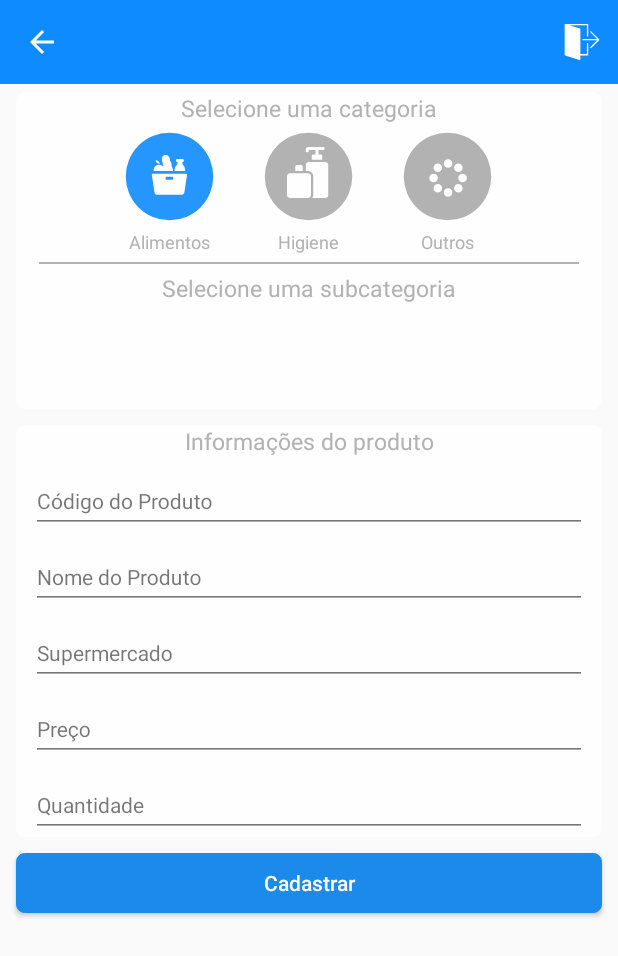
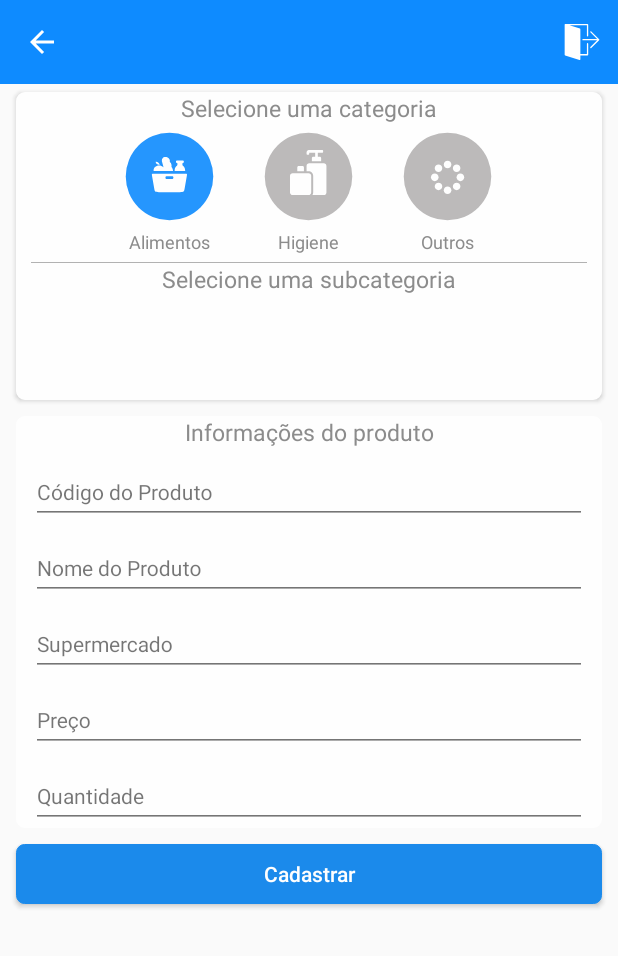
Before and after one commit to michellymenezes/pechincha, an Android app: the screen it shows after launch (MainActivity), after a tap on an icon or button, on a phone screen of 412 x 824 dp. Shown: the top 956 px of the screen. Run offline under Robolectric (Android 15) with nearby library versions, the phone set to English and light mode, and no system bars; libraries missing offline, so code that uses them is left out: com.facebook, com.facebook.login, com.xiaofeng.flowlayoutmanager; 1 statement that could not run was skipped; 1 other tap on this screen came first.

Commit message:
Ajustes de interface

```diff
--- a/app/src/main/res/drawable/ic_circle.xml
+++ b/app/src/main/res/drawable/ic_circle.xml
@@ -4,6 +4,7 @@
         android:viewportWidth="24.0"
         android:viewportHeight="24.0">
     <path
-        android:fillColor="@android:color/darker_gray"
-        android:pathData="M12,12m-10,0a10,10 0,1 1,20 0a10,10 0,1 1,-20 0"/>
+        android:fillColor="#b5b3b3"
+        android:pathData="M12,12m-10,0a10,10 0,1 1,20 0a10,10 0,1 1,-20 0"
+        />
 </vector>
--- a/app/src/main/res/drawable/ic_grocery.xml
+++ b/app/src/main/res/drawable/ic_grocery.xml
@@ -1,4 +1,4 @@
-<vector android:height="40dp" android:viewportHeight="100.5"
+<vector android:height="35dp" android:viewportHeight="100.5"
     android:viewportWidth="100.5" android:width="35dp" xmlns:android="http://schemas.android.com/apk/res/android">
     <path android:fillColor="@android:color/white"
         android:pathData="M30.3,80l39.65,0c7.7,0 7.85,0 9.35,-8.75l3.95,-23c0.5,-2.8 0.2,-3.25 -2.65,-3.25l-60.95,0c-2.85,0 -3.15,0.45 -2.65,3.25l3.95,23c1.5,8.75 1.65,8.75 9.35,8.75ZM20.15,40l20.7,0c0.55,-6.15 -4.1,-10.45 -10.3,-10.45c-6.25,0 -10.95,4.3 -10.4,10.45ZM45.1,55c-1.5,0 -2.55,-1.05 -2.55,-2.5c0,-1.45 1.1,-2.5 2.55,-2.5l10,0c1.45,0 2.6,1.05 2.55,2.5c-0.05,1.45 -1.1,2.5 -2.55,2.5ZM31.5,28.2c0.05,-3.3 -3.8,-6.2 -7.55,-5.8c0.1,3.55 3.5,5.95 7.55,5.8ZM40.8,40l16.2,0c-0.3,-3.05 -1.2,-6.1 -3,-7.65c0.6,-2.7 0.25,-7.45 -3.15,-9.65c1.2,-6.2 -4.1,-9.5 -8.2,-9.5c-5.15,0 -8.05,3.75 -6.3,10.25ZM60,40l20,0c0,-10.55 -5.3,-7.85 -5.3,-12.9l0,-2.1l-9.4,0l0,2.1c0,5.05 -5.3,2.35 -5.3,12.9ZM65,25l10,0c1.45,0 2.5,-1.05 2.55,-2.5c0.05,-1.45 -1.1,-2.5 -2.55,-2.5l-10,0c-1.45,0 -2.55,1.05 -2.55,2.5c0,1.45 1.05,2.5 2.55,2.5ZM65,25"
--- a/app/src/main/res/drawable/ic_hygiene.xml
+++ b/app/src/main/res/drawable/ic_hygiene.xml
@@ -1,4 +1,4 @@
-<vector android:height="40dp" android:viewportHeight="80.0"
-    android:viewportWidth="80.0" android:width="40dp" xmlns:android="http://schemas.android.com/apk/res/android">
+<vector android:height="35dp" android:viewportHeight="80.0"
+    android:viewportWidth="80.0" android:width="35dp" xmlns:android="http://schemas.android.com/apk/res/android">
     <path android:fillColor="@android:color/white" android:pathData="M33.74,68L33.74,68C34.54,66.87 35,65.49 35,64L35,39C35,35.13 31.88,32 28.01,32L25,32L25,24.01C25,21.8 26.79,20 29,20L51,20C53.21,20 55,21.8 55,24.01L55,63.99C55,66.2 53.21,68 51,68L33.74,68ZM0,39C0,36.8 1.79,35 3.99,35L28.01,35C30.22,35 32,36.79 32,39L32,64C32,66.2 30.21,68 28.01,68L3.99,68C1.78,68 0,66.21 0,64L0,39ZM42,10L45,10C46.1,10 47,10.9 47,12L47,17L33,17L33,12C33,10.9 33.9,10 35,10L38,10L38,4L29,4L29,6C29,6.56 28.55,7 27.99,7L26.01,7C25.44,7 25,6.56 25,6.01L25,3.5C25,1.56 26.56,0 28.49,0L48.99,0C49.55,0 50,0.45 50,1.01L50,2.99C50,3.56 49.55,4 49,4L42,4L42,10ZM11,32L11,26C11,24.9 11.9,24 13,24L19,24C20.1,24 21,24.9 21,26L21,32L11,32Z"/>
 </vector>
--- a/app/src/main/res/drawable/ic_other.xml
+++ b/app/src/main/res/drawable/ic_other.xml
@@ -1,5 +1,5 @@
-<vector android:height="40dp" android:viewportHeight="100.0"
-    android:viewportWidth="100.0" android:width="40dp" xmlns:android="http://schemas.android.com/apk/res/android">
+<vector android:height="35dp" android:viewportHeight="100.0"
+    android:viewportWidth="100.0" android:width="35dp" xmlns:android="http://schemas.android.com/apk/res/android">
     <path android:fillColor="@android:color/white" android:pathData="M57.28,27.44c0,3.95 -3.19,7.16 -7.15,7.16c-3.95,0 -7.14,-3.2 -7.14,-7.16c0,-3.94 3.19,-7.14 7.14,-7.14C54.09,20.31 57.28,23.5 57.28,27.44z"/>
     <path android:fillColor="@android:color/white" android:pathData="M57.28,75.83c0,3.94 -3.19,7.14 -7.15,7.14c-3.95,0 -7.14,-3.2 -7.14,-7.14c0,-3.95 3.19,-7.15 7.14,-7.15C54.09,68.68 57.28,71.88 57.28,75.83z"/>
     <path android:fillColor="@android:color/white" android:pathData="M74.32,58.78c-3.95,0 -7.15,-3.2 -7.15,-7.14c0,-3.95 3.2,-7.14 7.15,-7.14c3.95,0 7.15,3.19 7.15,7.14C81.47,55.58 78.27,58.78 74.32,58.78z"/>
--- a/app/src/main/res/drawable/rounded_bg_text_input.xml
+++ b/app/src/main/res/drawable/rounded_bg_text_input.xml
@@ -6,7 +6,7 @@
     <stroke android:width="2px" android:color="@android:color/white"/>
 
     <corners
-        android:radius="5dp"
+        android:radius="30dp"
 
         />
 </shape>
--- a/app/src/main/res/layout/custom_tab.xml
+++ b/app/src/main/res/layout/custom_tab.xml
@@ -1,10 +1,8 @@
 <?xml version="1.0" encoding="utf-8"?>
 <TextView xmlns:android="http://schemas.android.com/apk/res/android"
-    android:layout_width="200dp"
+    android:layout_width="wrap_content"
     android:textColor="@android:color/white"
     android:layout_gravity="center"
-    android:layout_marginLeft="10dp"
-    android:layout_marginRight="10dp"
     android:gravity="center"
     android:layout_height="wrap_content"
     android:id="@+id/tab" />
--- a/app/src/main/res/layout/fragment_add_product.xml
+++ b/app/src/main/res/layout/fragment_add_product.xml
@@ -33,7 +33,7 @@
                     android:textSize="15dp"
                     android:gravity="center"
                     android:text="Selecione uma categoria"
-                    android:textColor="@android:color/darker_gray"
+                    android:textColor="@android:color/tertiary_text_dark"
                     android:layout_height="wrap_content"
                     />
                 <LinearLayout
@@ -76,7 +76,7 @@
                             android:textSize="12dp"
                             android:layout_gravity="center"
                             android:text="Alimentos"
-                            android:textColor="@android:color/darker_gray"
+                            android:textColor="@android:color/tertiary_text_dark"
                             android:layout_height="wrap_content"
                             />
                     </LinearLayout>
@@ -114,7 +114,7 @@
                             android:layout_below="@+id/checkbox"
                             android:gravity="center"
                             android:textSize="12dp"
-                            android:textColor="@android:color/darker_gray"
+                            android:textColor="@android:color/tertiary_text_dark"
                             android:layout_gravity="center"
                             android:layout_height="wrap_content"
                             android:text="Higiene"/>
@@ -154,7 +154,7 @@
                             android:gravity="center"
                             android:textSize="12dp"
                             android:text="Outros"
-                            android:textColor="@android:color/darker_gray"
+                            android:textColor="@android:color/tertiary_text_dark"
                             android:layout_gravity="center"
                             android:layout_height="wrap_content"
                             />
@@ -162,8 +162,8 @@
                 </LinearLayout>
                 <View
                     android:layout_width="match_parent"
-                    android:layout_height="1dp"
-                    android:layout_margin="5dp"
+                    android:layout_height="0.1dp"
+                    android:layout_marginTop="5dp"
                     android:background="@android:color/darker_gray"/>
                 <TextView
                     android:layout_width="match_parent"
@@ -171,7 +171,7 @@
                     android:textSize="15dp"
                     android:gravity="center"
                     android:text="Selecione uma subcategoria"
-                    android:textColor="@android:color/darker_gray"
+                    android:textColor="@android:color/tertiary_text_dark"
                     android:layout_height="wrap_content"/>
                 <android.support.v7.widget.RecyclerView
                     android:layout_width="match_parent"
@@ -198,7 +198,7 @@
                     android:textSize="15dp"
                     android:gravity="center"
                     android:text="Informações do produto"
-                    android:textColor="@android:color/darker_gray"
+                    android:textColor="@android:color/tertiary_text_dark"
                     android:layout_height="wrap_content"/>
 
                 <android.support.design.widget.TextInputLayout
```
Also changed, not shown: app/src/main/res/layout/fragment_main.xml (+4 -6 lines).
